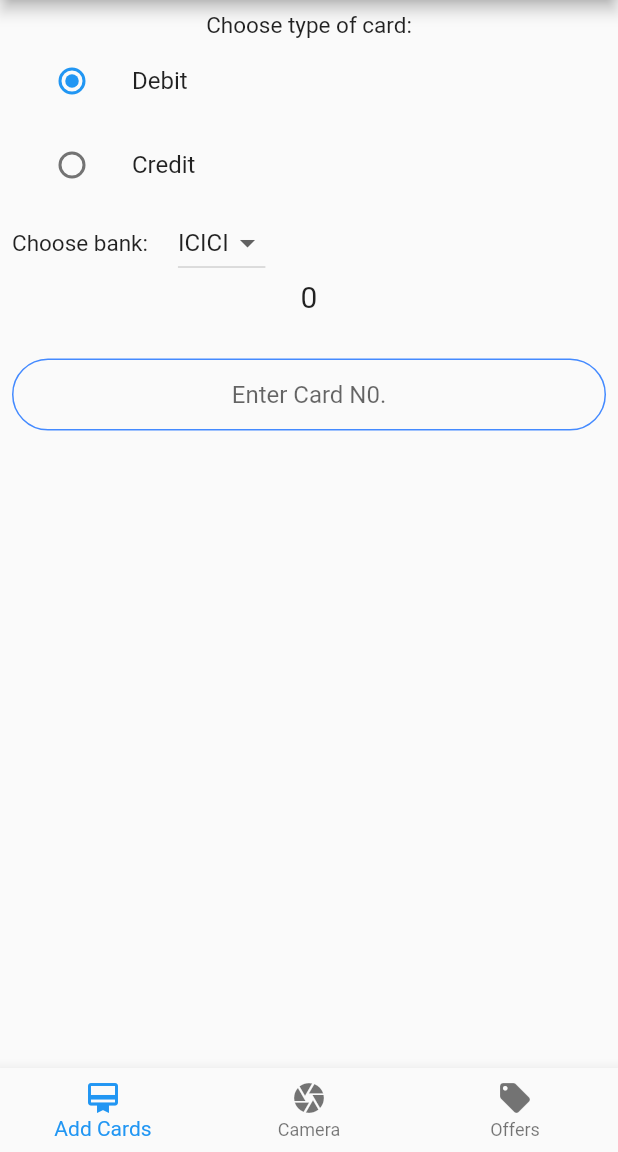
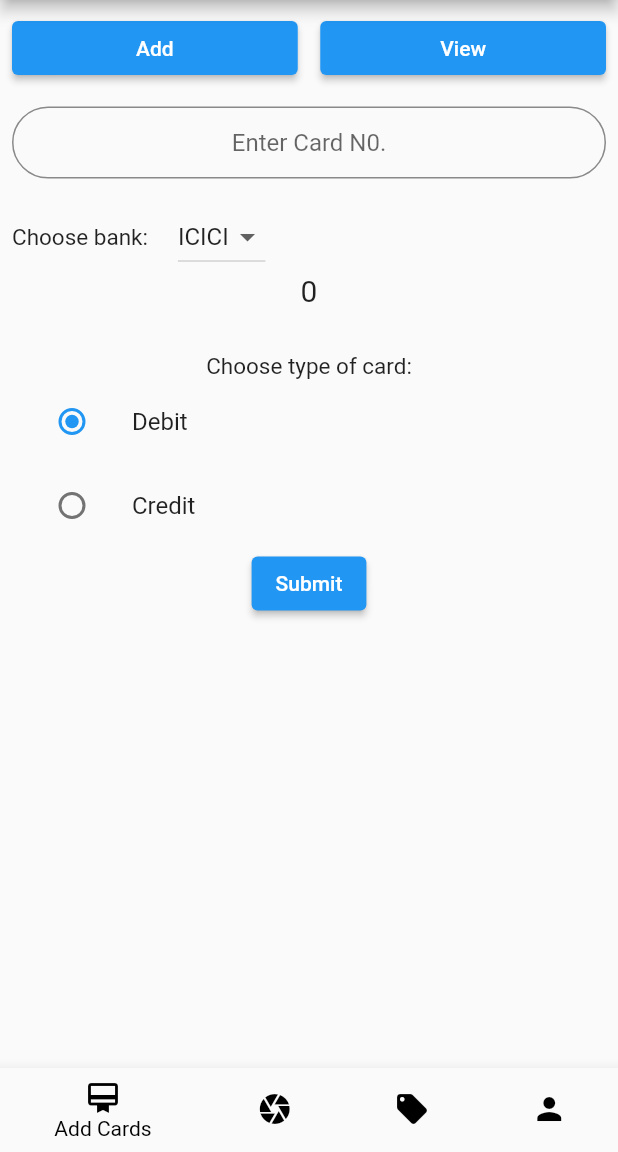
Before and after one commit to ayushshah31/bnf-new, a Flutter app: the Home screen opened directly with empty values, on a phone screen of 412 x 824 dp, the part 84-1236 px from its top. Run offline on Flutter 3.47's test engine with Material 2 defaults, Android fonts, the phone set to English and light mode, and no system bars; our stand-ins replace animated_text_kit, firebase_auth, firebase_core, firebase_database, image_picker; missing offline and left inert: google_ml_kit, modal_progress_hud_alt; accounts and stored records are empty.

Commit message:
partial ui formatting

```diff
--- a/lib/Screens/Home.dart
+++ b/lib/Screens/Home.dart
@@ -25,7 +25,7 @@ class Home extends StatefulWidget {
 class _HomeState extends State<Home> {
   String cc = "";
   final FirebaseAuth _auth = FirebaseAuth.instance;
-  int _selectedIndex=0;
+  int _selectedIndex = 0;
   late List<OfferDataModel> data;
 
   static List<Widget> _pages = [
@@ -34,7 +34,7 @@ class _HomeState extends State<Home> {
     OffersDisplay(),
   ];
 
-  void onItemTapped(int index){
+  void onItemTapped(int index) {
     setState(() {
       _selectedIndex = index;
     });
@@ -44,7 +44,6 @@ class _HomeState extends State<Home> {
   void initState() {
     // TODO: implement initState
     super.initState();
-
   }
 
   @override
@@ -65,20 +64,29 @@ class _HomeState extends State<Home> {
         ],
       ),
       body: _pages.elementAt(_selectedIndex),
-
       bottomNavigationBar: BottomNavigationBar(
+        unselectedItemColor: Colors.black,
+        selectedLabelStyle: TextStyle(color: Colors.black),
+        unselectedLabelStyle: TextStyle(color: Colors.black),
+        selectedItemColor: Colors.black,
         items: const <BottomNavigationBarItem>[
           BottomNavigationBarItem(
-              icon: Icon(Icons.card_membership),
+            icon: Icon(Icons.card_membership,color: Colors.black,),
             label: 'Add Cards',
+
           ),
           BottomNavigationBarItem(
-              icon: Icon(Icons.camera),
+            icon: Icon(Icons.camera,color: Colors.black),
+
             label: 'Camera',
           ),
           BottomNavigationBarItem(
-              icon: Icon(Icons.local_offer),
+            icon: Icon(Icons.local_offer,color: Colors.black),
             label: 'Offers',
+          ),
+          BottomNavigationBarItem(
+            icon: Icon(Icons.person,color: Colors.black),
+            label: 'Profile',
           ),
         ],
         currentIndex: _selectedIndex,
@@ -86,5 +94,4 @@ class _HomeState extends State<Home> {
       ),
     );
   }
-
 }
--- a/lib/Screens/Profile.dart
+++ b/lib/Screens/Profile.dart
@@ -11,7 +11,6 @@ class Profile extends StatefulWidget {
 }
 
 class _ProfileState extends State<Profile> {
-
   SingingCharacter? _character = SingingCharacter.debit;
   String dropValue = "ICICI";
   var cardNo = 0;
@@ -23,6 +22,75 @@ class _ProfileState extends State<Profile> {
       child: Column(
         mainAxisAlignment: MainAxisAlignment.start,
         children: [
+          Row(
+            children: [
+              Expanded(
+                  child: ElevatedButton(
+                child: Text("Add"),
+                onPressed: () {},
+              )),
+              SizedBox(
+                width: 15,
+              ),
+              Expanded(
+                  child: ElevatedButton(
+                child: Text("View"),
+                onPressed: () {},
+              )),
+            ],
+          ),
+          SizedBox(height: 15,),
+          TextField(
+            keyboardType: TextInputType.number,
+            textAlign: TextAlign.center,
+            onChanged: (value) {
+              setState(() {
+                cardNo = int.parse(value);
+              });
+            },
+            decoration: kTextFieldDecoration.copyWith(
+              hintText: 'Enter Card N0.',
+            ),
+          ),
+          SizedBox(
+            height: 15,
+          ),
+          Row(
+            children: [
+              Text(
+                "Choose bank:",
+                style: TextStyle(fontSize: 15),
+              ),
+              SizedBox(
+                width: 20,
+              ),
+              DropdownButton<String>(
+                value: dropValue,
+                items: <String>['ICICI', 'AXIS', 'BoB'].map((String value) {
+                  return DropdownMenuItem<String>(
+                    value: value,
+                    child: Text(
+                      value,
+                    ),
+                  );
+                }).toList(),
+                onChanged: (val) {
+                  setState(() {
+                    dropValue = val!;
+                  });
+                },
+              ),
+            ],
+          ),
+          Text(
+            cardNo.toString(),
+            style: TextStyle(
+              fontSize: 20,
+            ),
+          ),
+          SizedBox(
+            height: 30,
+          ),
           Text(
             "Choose type of card:",
             style: TextStyle(fontSize: 15),
@@ -51,53 +119,7 @@ class _ProfileState extends State<Profile> {
               },
             ),
           ),
-          Row(
-            children: [
-              Text(
-                "Choose bank:",
-                style: TextStyle(fontSize: 15),
-              ),
-              SizedBox(
-                width: 20,
-              ),
-              DropdownButton<String>(
-                value: dropValue,
-                items: <String>['ICICI', 'AXIS', 'BoB']
-                    .map((String value) {
-                  return DropdownMenuItem<String>(
-                    value: value,
-                    child: Text(
-                      value,
-                    ),
-                  );
-                }).toList(),
-                onChanged: (val) {
-                  setState(() {
-                    dropValue = val!;
-                  });
-                },
-              ),
-            ],
-          ),
-          Text(
-            cardNo.toString(),
-            style: TextStyle(
-              fontSize: 20,
-            ),
-          ),
-          SizedBox(height: 30,),
-          TextField(
-            keyboardType: TextInputType.number,
-            textAlign: TextAlign.center,
-            onChanged: (value) {
-              setState(() {
-                cardNo = int.parse(value);
-              });
-            },
-            decoration: kTextFieldDecoration.copyWith(
-              hintText: 'Enter Card N0.',
-            ),
-          ),
+          ElevatedButton(onPressed: () {}, child: Text("Submit"))
         ],
       ),
     );
--- a/lib/Screens/welcome_screen.dart
+++ b/lib/Screens/welcome_screen.dart
@@ -77,11 +77,11 @@ class _WelcomeScreenState extends State<WelcomeScreen> with SingleTickerProvider
               height: 48.0,
             ),
             RoundedButton(
-                color: Colors.lightBlueAccent,
+                color: Colors.black54,
                 text: 'Log In',
                 onPressed: ()=>Navigator.pushNamed(context, LoginScreen.id)),
             RoundedButton(
-                color: Colors.blueAccent,
+                color: Colors.black87,
                 text: 'Register',
                 onPressed: ()=>Navigator.pushNamed(context, RegistrationScreen.id)
             ),
--- a/lib/constants.dart
+++ b/lib/constants.dart
@@ -1,7 +1,7 @@
 import 'package:flutter/material.dart';
 
 const kSendButtonTextStyle = TextStyle(
-  color: Colors.lightBlueAccent,
+  color: Colors.black87,
   fontWeight: FontWeight.bold,
   fontSize: 18.0,
 );
@@ -14,7 +14,7 @@ const kMessageTextFieldDecoration = InputDecoration(
 
 const kMessageContainerDecoration = BoxDecoration(
   border: Border(
-    top: BorderSide(color: Colors.lightBlueAccent, width: 2.0),
+    top: BorderSide(color: Colors.black87, width: 2.0),
   ),
 );
 
@@ -26,11 +26,11 @@ const kTextFieldDecoration = InputDecoration(
     borderRadius: BorderRadius.all(Radius.circular(32.0)),
   ),
   enabledBorder: OutlineInputBorder(
-    borderSide: BorderSide(color: Colors.blueAccent, width: 1.0),
+    borderSide: BorderSide(color: Colors.black45, width: 1.0),
     borderRadius: BorderRadius.all(Radius.circular(32.0)),
   ),
   focusedBorder: OutlineInputBorder(
-    borderSide: BorderSide(color: Colors.blueAccent, width: 2.0),
+    borderSide: BorderSide(color: Colors.black45, width: 2.0),
     borderRadius: BorderRadius.all(Radius.circular(32.0)),
   ),
 );
```
Also changed, not shown: lib/Screens/login_screen.dart (+29 -19 lines), lib/Screens/offerDisplay.dart (+14 -9 lines), lib/Screens/registration_screen.dart (+29 -20 lines), lib/components/cards.dart (+18 -7 lines), images/logo.png. Lines whose indentation alone changed are shown as unchanged.
